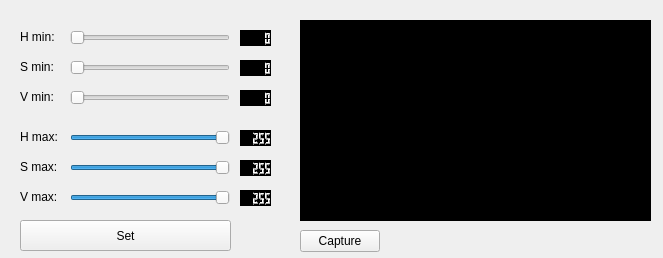
Above: setcolorrange.ui from mateus558/RinoBot-System before the change. Below: the same form after it.
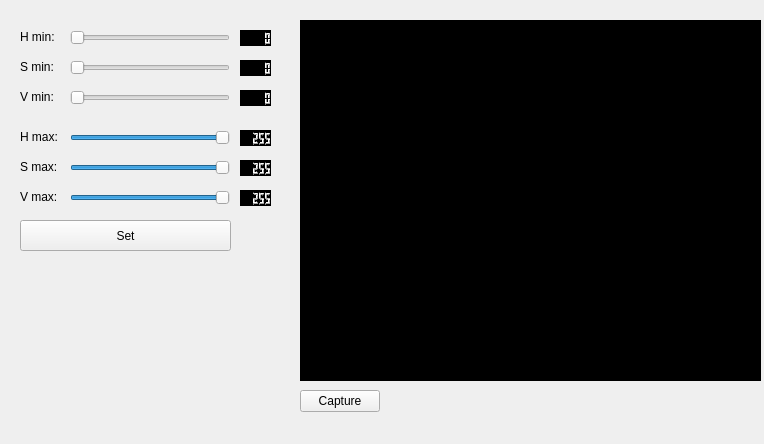
That is the form after the change.

Diff of the .ui file:
```diff
--- a/setcolorrange.ui
+++ b/setcolorrange.ui
@@ -6,8 +6,8 @@
    <rect>
     <x>0</x>
     <y>0</y>
-    <width>663</width>
-    <height>258</height>
+    <width>764</width>
+    <height>444</height>
    </rect>
   </property>
   <property name="windowTitle">
@@ -204,8 +204,8 @@
     <rect>
      <x>300</x>
      <y>20</y>
-     <width>351</width>
-     <height>201</height>
+     <width>461</width>
+     <height>361</height>
     </rect>
    </property>
    <property name="styleSheet">
@@ -319,7 +319,7 @@
    <property name="geometry">
     <rect>
      <x>300</x>
-     <y>230</y>
+     <y>390</y>
      <width>80</width>
      <height>22</height>
     </rect>
```
